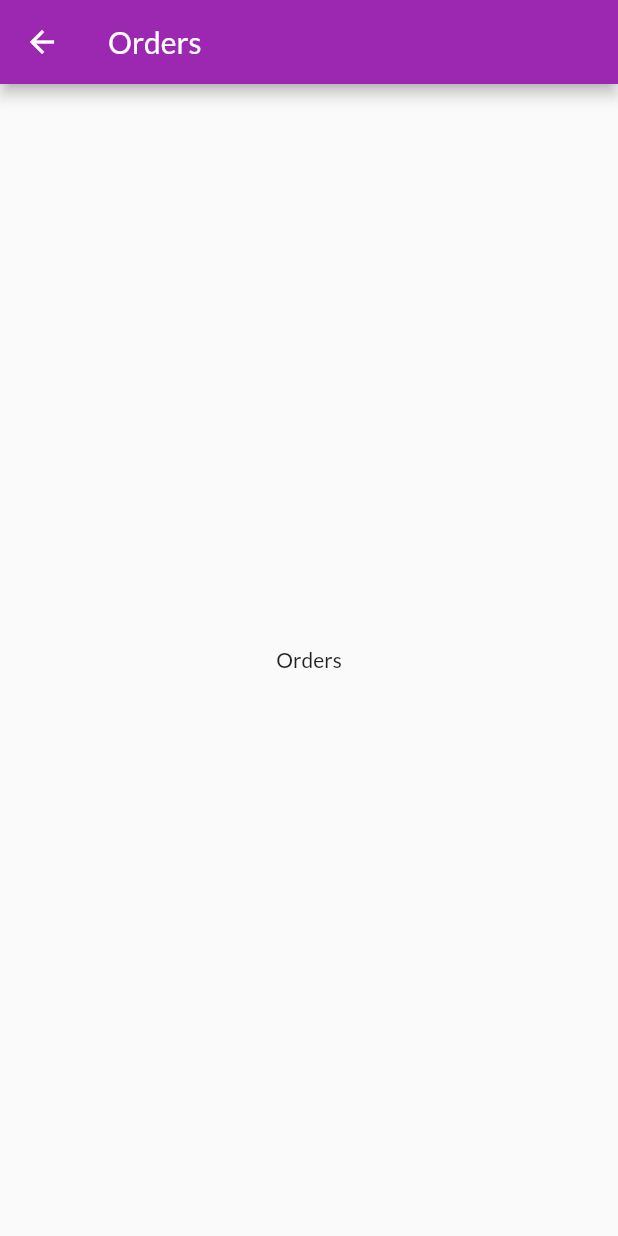
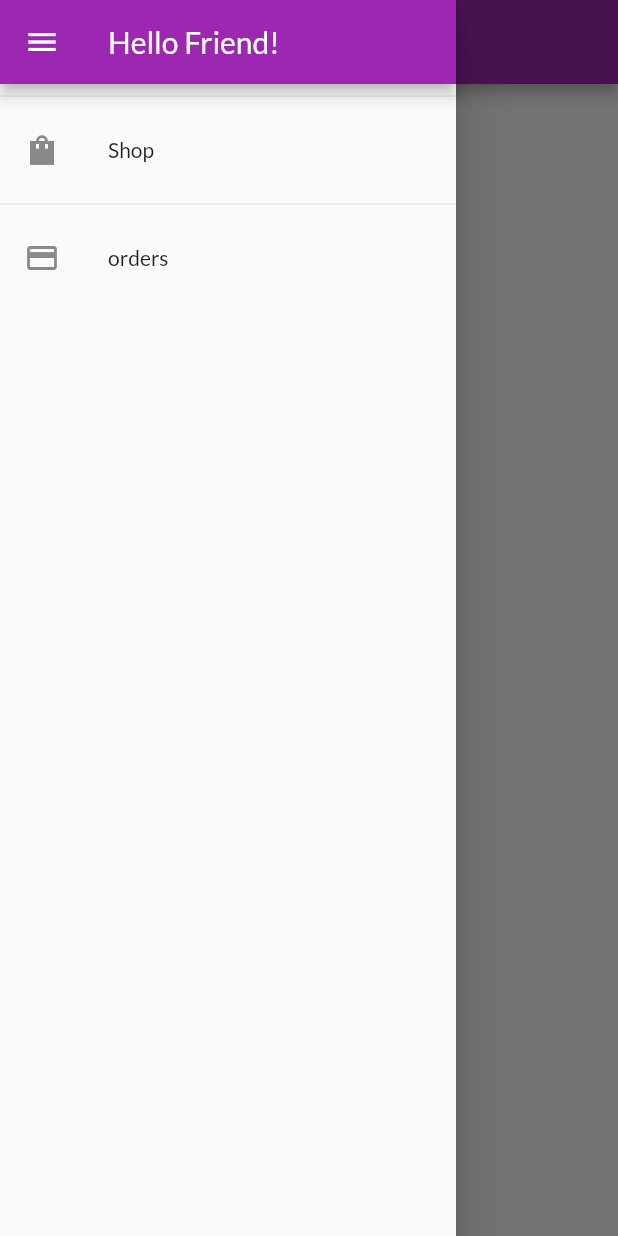
Before and after one commit to YuriGarciaRibeiro/Shop_Flutter, a Flutter app: the OrdersPage screen opened by its route, with the side drawer open (before the commit the screen has no drawer), on a phone screen of 412 x 824 dp. Run offline on Flutter 3.47's test engine with Material 2 defaults, Android fonts, the phone set to English and light mode, and no system bars; network calls fail.

Commit message:
aplicando o drawer lateral

```diff
--- /dev/null
+++ b/lib/components/app_drawer.dart
@@ -0,0 +1,39 @@
+import 'package:flutter/material.dart';
+import '../utils/app_routs.dart';
+
+class AppDrawer extends StatelessWidget {
+  const AppDrawer({Key? key}) : super(key: key);
+
+  @override
+  Widget build(BuildContext context) {
+    return Drawer(
+      child: Column(
+        children: [
+          AppBar(
+            title: Text('Hello Friend!'),
+          ),
+          Divider(),
+          ListTile(
+            leading: Icon(Icons.shopping_bag_sharp),
+            title: Text('Shop'),
+            onTap: () {
+              Navigator.of(context).pushReplacementNamed(
+                AppRouts.HOME,
+              );
+            },
+          ),
+          Divider(),
+          ListTile(
+            leading: Icon(Icons.credit_card),
+            title: Text('orders'),
+            onTap: () {
+              Navigator.of(context).pushReplacementNamed(
+                AppRouts.ORDERS,
+              );
+            },
+          )
+        ],
+      ),
+    );
+  }
+}
--- a/lib/pages/orders_pages.dart
+++ b/lib/pages/orders_pages.dart
@@ -1,4 +1,5 @@
 import 'package:flutter/material.dart';
+import 'package:shop/components/app_drawer.dart';
 
 class OrdersPage extends StatelessWidget {
   const OrdersPage({Key? key}) : super(key: key);
@@ -12,6 +13,7 @@ class OrdersPage extends StatelessWidget {
       body: Center(
         child: Text('Orders'),
       ),
+      drawer: AppDrawer(),
     );
   }
 }
--- a/lib/pages/products_overview_page.dart
+++ b/lib/pages/products_overview_page.dart
@@ -1,5 +1,6 @@
 import 'package:flutter/material.dart';
 import 'package:provider/provider.dart';
+import 'package:shop/components/app_drawer.dart';
 import 'package:shop/components/badge.dart';
 
 import 'package:shop/components/product_grid_view.dart';
@@ -61,6 +62,7 @@ class _ProductsOverviewPageState extends State<ProductsOverviewPage> {
         ],
       ),
       body: ProductGridView(_showFavoritesOnly),
+      drawer: AppDrawer(),
     );
   }
 }
```
